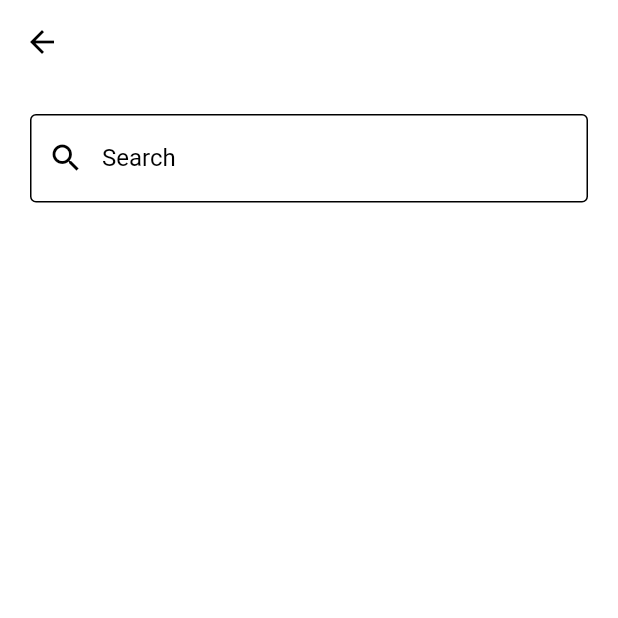
After one commit to 1ahmeed/News_App, a Flutter app: the screen it shows after launch, after a tap on the "search" icon, on a phone screen of 412 x 824 dp, the top half of it. The commit adds this screen. Run offline on Flutter 3.47's test engine with Material 2 defaults, Android fonts, the phone set to English and light mode, and no system bars; our stand-ins replace bloc, conditional_builder_null_safety, dio, easy_splash_screen, flutter_bloc, hexcolor and 2 more; network calls fail.

Commit message:
edit components

```diff
--- a/lib/layout/news_layout.dart
+++ b/lib/layout/news_layout.dart
@@ -5,7 +5,7 @@ import 'package:flutter_bloc/flutter_bloc.dart';
 import 'package:news_app/layout/cubit/cubit.dart';
 import 'package:news_app/layout/cubit/states.dart';
 import 'package:news_app/modules/search/search_screen.dart';
-import 'package:news_app/shared/components/components.dart';
+import '../shared/components/widgets/custom_navigation_to.dart';
 
 class NewsLayout extends StatelessWidget {
   const NewsLayout({super.key});
@@ -20,7 +20,6 @@ class NewsLayout extends StatelessWidget {
           return Scaffold(
             // key: ,
             appBar: AppBar(
-              //backgroundColor: Colors.white,
               title: const Text("News"),
               actions: [
                 IconButton(
--- a/lib/modules/business/business.dart
+++ b/lib/modules/business/business.dart
@@ -2,9 +2,7 @@ import 'package:flutter/material.dart';
 import 'package:flutter_bloc/flutter_bloc.dart';
 import 'package:news_app/layout/cubit/cubit.dart';
 import 'package:news_app/layout/cubit/states.dart';
-
-
-import '../../shared/components/components.dart';
+import '../../shared/components/widgets/custom_condition_builder.dart';
 
 class BusinessScreen extends StatelessWidget {
   const BusinessScreen({super.key});
@@ -15,7 +13,7 @@ class BusinessScreen extends StatelessWidget {
       listener: (context, state) {},
         builder: (context, state) {
         var list=NewsCubit.get(context)?.business;
-          return buildConditionBuilderForArticles(list,context) ;
+          return CustomConditionBuilder(list) ;
         }, );
 
   }
--- a/lib/modules/science/science_screen.dart
+++ b/lib/modules/science/science_screen.dart
@@ -2,7 +2,7 @@ import 'package:flutter/material.dart';
 import 'package:flutter_bloc/flutter_bloc.dart';
 import '../../layout/cubit/cubit.dart';
 import '../../layout/cubit/states.dart';
-import '../../shared/components/components.dart';
+import '../../shared/components/widgets/custom_condition_builder.dart';
 
 class ScienceScreen extends StatelessWidget {
   const ScienceScreen({super.key});
@@ -13,7 +13,7 @@ class ScienceScreen extends StatelessWidget {
       listener: (context, state) {},
       builder: (context, state) {
         var list=NewsCubit.get(context)?.science;
-        return buildConditionBuilderForArticles(list,context);
+        return CustomConditionBuilder(list);
       }, );
   }
 }
--- a/lib/modules/search/search_screen.dart
+++ b/lib/modules/search/search_screen.dart
@@ -2,7 +2,8 @@ import 'package:flutter/material.dart';
 import 'package:flutter_bloc/flutter_bloc.dart';
 import 'package:news_app/layout/cubit/cubit.dart';
 import 'package:news_app/layout/cubit/states.dart';
-import 'package:news_app/shared/components/components.dart';
+import '../../shared/components/widgets/custom_condition_builder.dart';
+import '../../shared/components/widgets/custom_text_form_field.dart';
 
 
 class SearchScreen extends StatelessWidget {
@@ -21,7 +22,7 @@ class SearchScreen extends StatelessWidget {
             children: [
               Padding(
                 padding: const EdgeInsets.all(20.0),
-                child: defaultTextField(
+                child: CustomTextFormField(
                     controller: searchController,
                     keyboard: TextInputType.text,
                     colorBorder: NewsCubit.get(context)!.isDark?Colors.black:Colors.white,
@@ -41,7 +42,7 @@ class SearchScreen extends StatelessWidget {
               ),
               Expanded(
                   child:
-                  buildConditionBuilderForArticles(list,context,isSearch:true))
+                  CustomConditionBuilder(list,isSearch:true))
 
             ],
           ),
--- a/lib/modules/sports/sports_screen.dart
+++ b/lib/modules/sports/sports_screen.dart
@@ -4,7 +4,7 @@ import 'package:flutter/material.dart';
 import 'package:flutter_bloc/flutter_bloc.dart';
 import '../../layout/cubit/cubit.dart';
 import '../../layout/cubit/states.dart';
-import '../../shared/components/components.dart';
+import '../../shared/components/widgets/custom_condition_builder.dart';
 
 class SportsScreen extends StatelessWidget {
   const SportsScreen({super.key});
@@ -15,7 +15,7 @@ class SportsScreen extends StatelessWidget {
       listener: (context, state) {},
       builder: (context, state) {
         var list=NewsCubit.get(context)?.sports;
-        return buildConditionBuilderForArticles(list,context);
+        return CustomConditionBuilder(list,);
       }, );
   }
 }
--- /dev/null
+++ b/lib/shared/components/widgets/custom_condition_builder.dart
@@ -0,0 +1,20 @@
+import 'package:conditional_builder_null_safety/conditional_builder_null_safety.dart';
+import 'package:flutter/material.dart';
+import 'build_article_items.dart';
+
+class CustomConditionBuilder extends  StatelessWidget {
+   CustomConditionBuilder(this.list,{Key? key,this.isSearch=false});
+   dynamic list;
+   bool isSearch;
+  @override
+  Widget build(BuildContext context) {
+    return ConditionalBuilder(
+      condition: list.length>0,
+      builder: (context) =>  ListView.separated(
+          physics: const BouncingScrollPhysics(),
+          itemBuilder: (context, index) => BuildArticleItems(list[index]),
+          separatorBuilder: (context, index) => const SizedBox(height: 0,),
+          itemCount: list.length) ,
+      fallback:(context) => isSearch?Container(): const Center(child: CircularProgressIndicator()),);
+  }
+}
--- /dev/null
+++ b/lib/shared/components/widgets/custom_text_form_field.dart
@@ -0,0 +1,72 @@
+import 'dart:core';
+
+import 'package:flutter/material.dart';
+// import 'package:flutter/widgets.dart';
+
+class CustomTextFormField extends  StatelessWidget {
+   CustomTextFormField({
+     Key? key,
+     required this.controller,
+   required this.keyboard,
+     required this.validate,
+   this.onSubmit,
+     this.onchange,
+     this.onTap,
+     required this.label,
+      this.isClickable=true,
+   required this.prefixIcon,
+     this.suffixPressed,
+     this.suffixIcon,
+     this.isPassword=false,
+     this.colorBorder,
+     this.colorIcon
+
+});
+    TextEditingController controller;
+    TextInputType keyboard;
+   String? Function(String?)? validate;
+   void Function(String)? onSubmit;
+   void Function(String)? onchange;
+   void Function()? onTap;
+   String label;
+   bool isClickable=true;
+    dynamic prefixIcon;
+   void Function()? suffixPressed;
+   dynamic suffixIcon;
+   bool isPassword = false;
+   Color? colorIcon ;
+   Color? colorBorder;
+
+  @override
+  Widget build(BuildContext context) {
+    return TextFormField(
+      style: TextStyle(color: Colors.white),
+      controller: controller,
+      keyboardType: keyboard,
+      obscureText: isPassword,
+      enabled: isClickable,
+      onFieldSubmitted: onSubmit,
+      onChanged: onchange,
+      onTap: onTap,
+      validator: validate,
+      decoration: InputDecoration(
+        labelStyle: TextStyle(color: colorIcon),
+        enabledBorder: OutlineInputBorder(
+            borderSide:BorderSide(
+                color:colorBorder!
+            )
+        ),
+        labelText: label,
+        prefixIcon: Icon(
+          prefixIcon,
+          color: colorIcon,
+        ),
+        suffixIcon: IconButton(
+          icon: Icon(suffixIcon),
+          onPressed: suffixPressed,
+        ),
+        border: const OutlineInputBorder(),
+      ),
+    );;
+  }
+}
--- a/lib/shared/styles/themes.dart
+++ b/lib/shared/styles/themes.dart
@@ -75,6 +75,10 @@ ThemeData darkTheme=ThemeData(
           fontSize: 18.0,
           fontWeight: FontWeight.w600,
 
-        )
-    )
+        ),
+      caption: TextStyle(
+        color: Colors.white,
+      ),
+    ),
+
 );
```
Also changed, not shown: lib/layout/cubit/cubit.dart (+0 -17 lines), lib/shared/components/components.dart (deleted, +0 -130 lines), lib/shared/components/widgets/build_article_items.dart (added, +75 -0 lines), lib/shared/components/widgets/custom_navigation_to.dart (added, +8 -0 lines), lib/shared/components/constants.dart (deleted).
